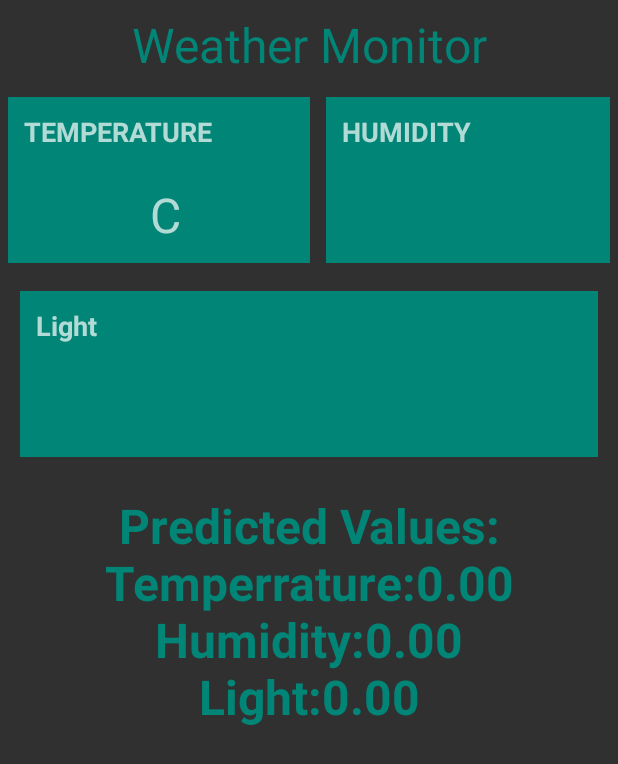
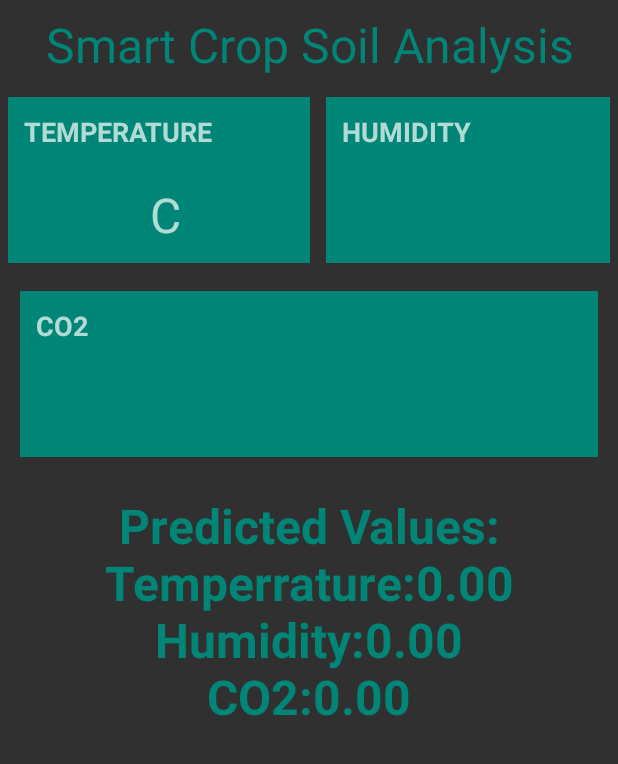
Before and after one commit to manasmuda/whether_analysis, an Android app: the screen it shows after launch (MainActivity), on a phone screen of 412 x 824 dp. Shown: the top 764 px of the screen. Run offline under Robolectric (Android 15) with nearby library versions, the phone set to English and light mode, and no system bars; network calls fail; 3 statements that could not run were skipped.

Commit message:
new commit

```diff
--- a/app/src/main/AndroidManifest.xml
+++ b/app/src/main/AndroidManifest.xml
@@ -7,7 +7,7 @@
     <application
         android:allowBackup="true"
         android:icon="@mipmap/ic_launcher"
-        android:label="Wheather Monitor"
+        android:label="Smart Crop Soil Analysis"
         android:roundIcon="@mipmap/ic_launcher_round"
         android:supportsRtl="true"
         android:theme="@style/AppTheme">
--- a/app/src/main/java/com/msm/whether_analysis/MainActivity.java
+++ b/app/src/main/java/com/msm/whether_analysis/MainActivity.java
@@ -88,7 +88,7 @@ public class MainActivity extends AppCompatActivity {
             String hum="";
             String co2con="";
             try {
-                response = getJSONObjectFromURL("https://api.thingspeak.com/channels/747257/feeds.json?api_key=8SFHNPQ7BRT6LHSK&results=10"); // calls method to get JSON object
+                response = getJSONObjectFromURL("https://api.thingspeak.com/channels/1178645/feeds.json?api_key=8SFHNPQ7BRT6LHSK&results=10"); // calls method to get JSON object
 
             } catch (IOException e) {
                 e.printStackTrace();
@@ -102,9 +102,14 @@ public class MainActivity extends AppCompatActivity {
                 double[] sizearr=new double[]{1,2,3,4,5,6,7,8,9,10};
 
                 for(int i12=0;i12<10;i12++){
-                    temparr[i12]=Double.parseDouble(response.getJSONArray("feeds").getJSONObject(i12).get("field1").toString());
-                    humarr[i12]=Double.parseDouble(response.getJSONArray("feeds").getJSONObject(i12).get("field2").toString());
-                    lightarr[i12]=Double.parseDouble(response.getJSONArray("feeds").getJSONObject(i12).get("field3").toString());
+                    try {
+                        temparr[i12]=Double.parseDouble(response.getJSONArray("feeds").getJSONObject(i12).get("field1").toString());
+                        humarr[i12]=Double.parseDouble(response.getJSONArray("feeds").getJSONObject(i12).get("field2").toString());
+                        lightarr[i12]=Double.parseDouble(response.getJSONArray("feeds").getJSONObject(i12).get("field3").toString());
+                    }
+                    catch (Exception e){
+                        e.printStackTrace();
+                    }
                 }
                 LinearRegression tr=new LinearRegression(sizearr,temparr);
                 LinearRegression hr=new LinearRegression(sizearr,humarr );
@@ -141,7 +146,7 @@ public class MainActivity extends AppCompatActivity {
             temptext.setText(result.get("temp").toString()+" C");
             humtext.setText(result.get("hum").toString());
             co2context.setText(result.get("co2con").toString());
-            predictedtext.setText("Predicted Values:\nTemperrature:"+String.valueOf(result.get("pt"))+"\nHumidity:"+String.valueOf(result.get("ph"))+"\nLight:"+String.valueOf(result.get("pl")));
+            predictedtext.setText("Predicted Values:\nTemperrature:"+String.valueOf(result.get("pt"))+"\nHumidity:"+String.valueOf(result.get("ph"))+"\nCO2:"+String.valueOf(result.get("pl")));
 
 
         }
--- a/app/src/main/res/layout/activity_main.xml
+++ b/app/src/main/res/layout/activity_main.xml
@@ -16,10 +16,10 @@
         <TextView
             android:layout_width="match_parent"
             android:layout_height="wrap_content"
-            android:textSize="32dp"
+            android:gravity="center"
+            android:text="Smart Crop Soil Analysis"
             android:textColor="@color/colorPrimary"
-            android:text="Weather Monitor"
-            android:gravity="center"/>
+            android:textSize="32dp" />
     </LinearLayout>
 
 
@@ -90,14 +90,15 @@
             android:layout_weight="1"
             android:background="@color/colorPrimary"
             android:layout_margin="5dp">
+
             <TextView
                 android:layout_width="match_parent"
                 android:layout_height="wrap_content"
-                android:text="Light"
-                android:textStyle="bold"
+                android:layout_margin="5dp"
+                android:padding="5dp"
+                android:text="CO2"
                 android:textSize="18dp"
-                android:layout_margin="5dp"
-                android:padding="5dp"/>
+                android:textStyle="bold" />
             <TextView
                 android:layout_width="match_parent"
                 android:layout_height="wrap_content"
```
